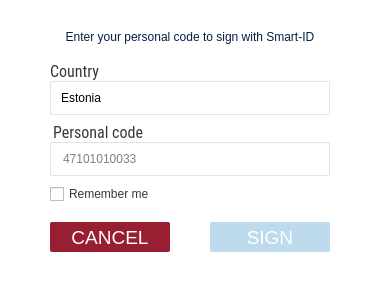
The window that client/dialogs/SmartIDDialog.ui (open-eid/DigiDoc4-Client) describes before a commit, drawn with Qt 5.
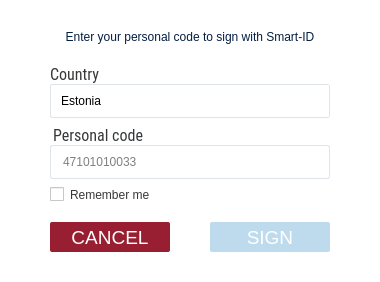
The same window after the commit. Icons and pictures are not drawn. Custom widgets are drawn as their Qt base class.

Diff of the .ui file:
```diff
--- a/client/dialogs/SmartIDDialog.ui
+++ b/client/dialogs/SmartIDDialog.ui
@@ -14,9 +14,10 @@
    <string notr="true">Smart-ID</string>
   </property>
   <property name="styleSheet">
-   <string notr="true">QDialog {
-border-radius: 2px;
+   <string notr="true">QWidget {
 background-color: #FFFFFF;
+color: #000000;
+border-radius: 2px;
 }
 QLineEdit, QComboBox {
 padding: 0px 10px;
@@ -182,6 +183,11 @@
        <height>34</height>
       </size>
      </property>
+     <property name="styleSheet">
+      <string notr="true">QWidget {
+	background-color: #FFFFFF
+}</string>
+     </property>
      <property name="placeholderText">
       <string notr="true">47101010033</string>
      </property>
```
